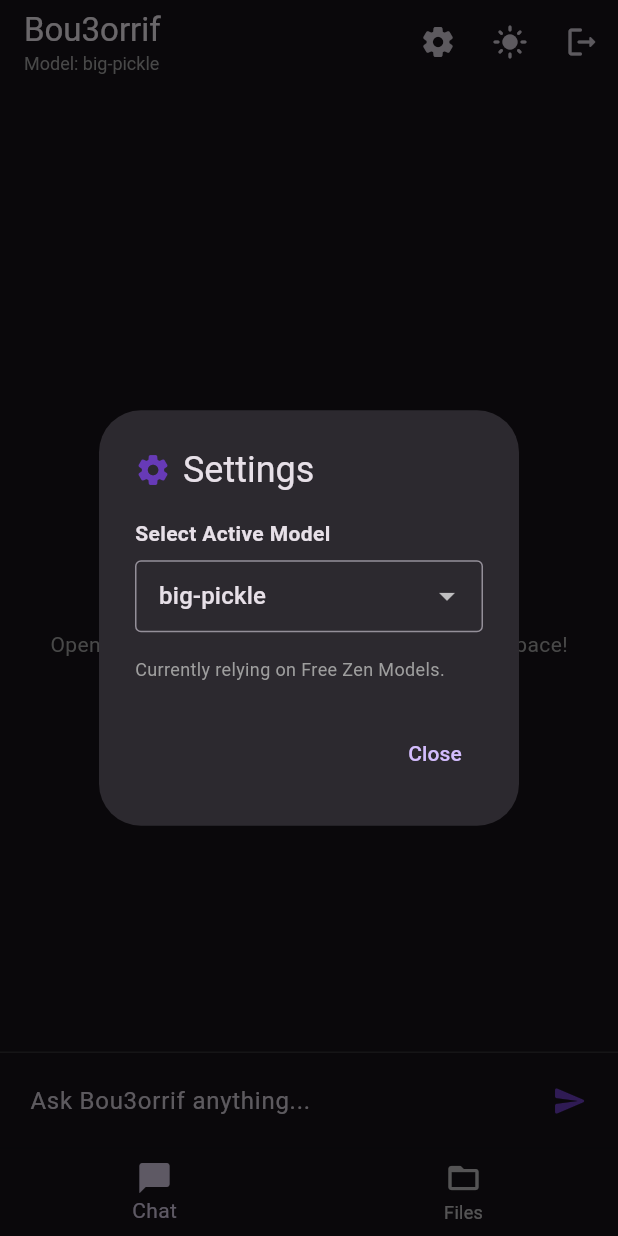
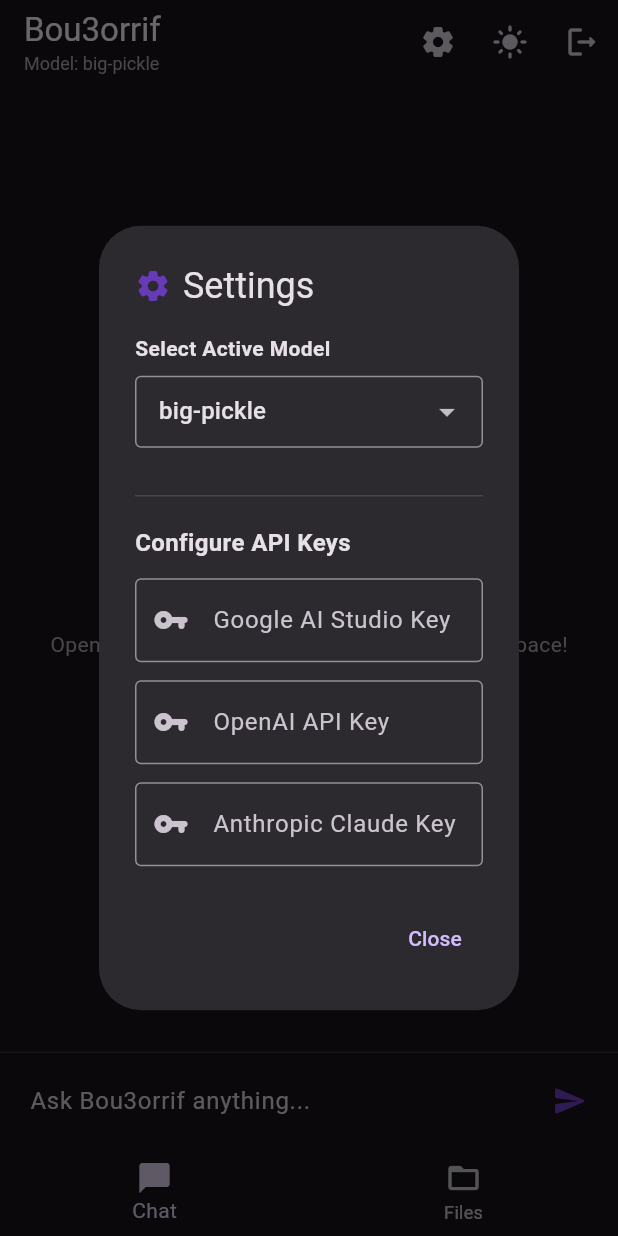
Before and after one commit to AnasGara/opencode-localMob, a Flutter app: the screen it shows after launch, after a tap on "Validate & Start", after a tap on "Skip & Use Free Models", after a tap on the "settings" icon, on a phone screen of 412 x 824 dp. Run offline on Flutter 3.47's test engine with Material 3 defaults, Android fonts, the phone set to English and light mode, and no system bars; our stand-ins replace file_picker, flutter_markdown, google_generative_ai, shared_preferences.

Commit message:
feat: rename app to Bou3orrif, add multimodal support & multi-provider keys
- Rename application and AI assistant to Bou3orrif.
- Transform assistant into a polyvalent, general-purpose agent.
- Add skippable setup with free models via OpenCode Zen API and local offline fallback.
- Support configuring Google AI Studio, OpenAI, and Anthropic Claude keys in Settings.
- Implement dynamic model selection dependent on configured keys.
- Add binary file support (read as bytes) for images, videos, and documents.
- Support sending binary files via DataPart in standard mode and base64 encoding/placeholders in free/custom API modes.
- Update FileViewerScreen to render images and show custom placeholders for videos/documents.
- Document free OpenCode Zen models and multi-language snippets in OPENCODE_ZEN_MODELS.md.
- Include extensive test coverage for all features in test/free_mode_test.dart.

Co-authored-by: AnasGara <65946300+AnasGara@users.noreply.github.com>

```diff
--- a/lib/providers/chat_provider.dart
+++ b/lib/providers/chat_provider.dart
@@ -14,8 +14,20 @@ class ChatProvider with ChangeNotifier {
   bool get isLoading => _isLoading;
   String get streamingText => _streamingText;
 
-  void initialize(String apiKey, {String? modelName}) {
-    _geminiService.initialize(apiKey, modelName: modelName);
+  void initialize(
+    String apiKey, {
+    String? modelName,
+    String? openaiApiKey,
+    String? claudeApiKey,
+    String? geminiApiKey,
+  }) {
+    _geminiService.initialize(
+      apiKey,
+      modelName: modelName,
+      openaiApiKey: openaiApiKey,
+      claudeApiKey: claudeApiKey,
+      geminiApiKey: geminiApiKey,
+    );
   }
 
   Future<void> sendMessage({
--- a/lib/providers/settings_provider.dart
+++ b/lib/providers/settings_provider.dart
@@ -7,8 +7,16 @@ class SettingsProvider with ChangeNotifier {
   bool _isDarkMode = true;
   String? _selectedModel;
 
+  String? _geminiApiKey;
+  String? _openaiApiKey;
+  String? _claudeApiKey;
+
   String? get apiKey => _apiKey;
   bool get isDarkMode => _isDarkMode;
+
+  String? get geminiApiKey => _geminiApiKey;
+  String? get openaiApiKey => _openaiApiKey;
+  String? get claudeApiKey => _claudeApiKey;
 
   String get selectedModel {
     if (_selectedModel != null) return _selectedModel!;
@@ -18,6 +26,9 @@ class SettingsProvider with ChangeNotifier {
   Future<void> loadSettings() async {
     final prefs = await SharedPreferences.getInstance();
     _apiKey = prefs.getString('gemini_api_key');
+    _geminiApiKey = prefs.getString('gemini_api_key');
+    _openaiApiKey = prefs.getString('openai_api_key');
+    _claudeApiKey = prefs.getString('claude_api_key');
     _isDarkMode = prefs.getBool('is_dark_mode') ?? true;
     _selectedModel = prefs.getString('selected_model');
     notifyListeners();
@@ -27,6 +38,7 @@ class SettingsProvider with ChangeNotifier {
     final isValid = await GeminiService.validateKey(key);
     if (isValid) {
       _apiKey = key;
+      _geminiApiKey = key;
       _selectedModel = 'gemini-2.0-flash';
       final prefs = await SharedPreferences.getInstance();
       await prefs.setString('gemini_api_key', key);
@@ -35,6 +47,41 @@ class SettingsProvider with ChangeNotifier {
       return true;
     }
     return false;
+  }
+
+  Future<void> setGeminiApiKey(String? key) async {
+    _geminiApiKey = key;
+    final prefs = await SharedPreferences.getInstance();
+    if (key == null || key.isEmpty) {
+      await prefs.remove('gemini_api_key');
+      _apiKey = null;
+    } else {
+      await prefs.setString('gemini_api_key', key);
+      _apiKey = key;
+    }
+    notifyListeners();
+  }
+
+  Future<void> setOpenaiApiKey(String? key) async {
+    _openaiApiKey = key;
+    final prefs = await SharedPreferences.getInstance();
+    if (key == null || key.isEmpty) {
+      await prefs.remove('openai_api_key');
+    } else {
+      await prefs.setString('openai_api_key', key);
+    }
+    notifyListeners();
+  }
+
+  Future<void> setClaudeApiKey(String? key) async {
+    _claudeApiKey = key;
+    final prefs = await SharedPreferences.getInstance();
+    if (key == null || key.isEmpty) {
+      await prefs.remove('claude_api_key');
+    } else {
+      await prefs.setString('claude_api_key', key);
+    }
+    notifyListeners();
   }
 
   Future<void> setFreeMode() async {
@@ -55,9 +102,14 @@ class SettingsProvider with ChangeNotifier {
 
   Future<void> clearApiKey() async {
     _apiKey = null;
+    _geminiApiKey = null;
+    _openaiApiKey = null;
+    _claudeApiKey = null;
     _selectedModel = null;
     final prefs = await SharedPreferences.getInstance();
     await prefs.remove('gemini_api_key');
+    await prefs.remove('openai_api_key');
+    await prefs.remove('claude_api_key');
     await prefs.remove('selected_model');
     notifyListeners();
   }
--- a/lib/screens/home_screen.dart
+++ b/lib/screens/home_screen.dart
@@ -24,10 +24,13 @@ class _HomeScreenState extends State<HomeScreen> {
   void initState() {
     super.initState();
     final settings = Provider.of<SettingsProvider>(context, listen: false);
-    if (settings.apiKey != null) {
+    if (settings.apiKey != null || settings.openaiApiKey != null || settings.claudeApiKey != null) {
       Provider.of<ChatProvider>(context, listen: false).initialize(
-        settings.apiKey!,
+        settings.apiKey ?? 'free',
         modelName: settings.selectedModel,
+        openaiApiKey: settings.openaiApiKey,
+        claudeApiKey: settings.claudeApiKey,
+        geminiApiKey: settings.geminiApiKey,
       );
     }
   }
@@ -36,12 +39,18 @@ class _HomeScreenState extends State<HomeScreen> {
     showDialog(
       context: context,
       builder: (ctx) {
-        final isFree = settings.apiKey == 'free';
         final currentModel = settings.selectedModel;
 
-        final List<String> availableModels = isFree
-            ? ['big-pickle', 'minimax-m2.5-free', 'mimo-v2-pro-free', 'nemotron-3-super-free']
-            : ['gemini-2.0-flash', 'gemini-1.5-flash', 'gemini-1.5-pro'];
+        final List<String> availableModels = ['big-pickle', 'minimax-m2.5-free', 'mimo-v2-pro-free', 'nemotron-3-super-free'];
+        if (settings.geminiApiKey != null && settings.geminiApiKey!.isNotEmpty) {
+          availableModels.addAll(['gemini-2.0-flash', 'gemini-1.5-flash', 'gemini-1.5-pro']);
+        }
+        if (settings.openaiApiKey != null && settings.openaiApiKey!.isNotEmpty) {
+          availableModels.addAll(['gpt-4o', 'gpt-4o-mini', 'o1-mini', 'o3-mini']);
+        }
+        if (settings.claudeApiKey != null && settings.claudeApiKey!.isNotEmpty) {
+          availableModels.addAll(['claude-3-5-sonnet', 'claude-3-5-haiku']);
+        }
 
         return AlertDialog(
           title: const Row(
@@ -51,7 +60,8 @@ class _HomeScreenState extends State<HomeScreen> {
               Text('Settings'),
             ],
           ),
-          content: Column(
+          content: SingleChildScrollView(
+            child: Column(
               mainAxisSize: MainAxisSize.min,
               crossAxisAlignment: CrossAxisAlignment.start,
               children: [
@@ -73,8 +83,11 @@ class _HomeScreenState extends State<HomeScreen> {
                       await settings.setSelectedModel(newModel);
                       if (context.mounted) {
                         Provider.of<ChatProvider>(context, listen: false).initialize(
-                        settings.apiKey!,
+                          settings.apiKey ?? 'free',
                           modelName: newModel,
+                          openaiApiKey: settings.openaiApiKey,
+                          claudeApiKey: settings.claudeApiKey,
+                          geminiApiKey: settings.geminiApiKey,
                         );
                       }
                     }
@@ -84,18 +97,68 @@ class _HomeScreenState extends State<HomeScreen> {
                     contentPadding: EdgeInsets.symmetric(horizontal: 12, vertical: 8),
                   ),
                 ),
-              const SizedBox(height: 16),
-              Text(
-                isFree
-                  ? 'Currently relying on Free Zen Models.'
-                  : 'Currently relying on standard Google AI Key.',
-                style: const TextStyle(fontSize: 12, color: Colors.grey),
+                const SizedBox(height: 24),
+                const Divider(),
+                const SizedBox(height: 12),
+                const Text(
+                  'Configure API Keys',
+                  style: TextStyle(fontWeight: FontWeight.bold, fontSize: 16),
+                ),
+                const SizedBox(height: 12),
+                TextFormField(
+                  initialValue: settings.geminiApiKey,
+                  obscureText: true,
+                  decoration: const InputDecoration(
+                    labelText: 'Google AI Studio Key',
+                    border: OutlineInputBorder(),
+                    prefixIcon: Icon(Icons.vpn_key_rounded),
+                  ),
+                  onChanged: (val) async {
+                    await settings.setGeminiApiKey(val.trim());
+                  },
+                ),
+                const SizedBox(height: 12),
+                TextFormField(
+                  initialValue: settings.openaiApiKey,
+                  obscureText: true,
+                  decoration: const InputDecoration(
+                    labelText: 'OpenAI API Key',
+                    border: OutlineInputBorder(),
+                    prefixIcon: Icon(Icons.vpn_key_rounded),
+                  ),
+                  onChanged: (val) async {
+                    await settings.setOpenaiApiKey(val.trim());
+                  },
+                ),
+                const SizedBox(height: 12),
+                TextFormField(
+                  initialValue: settings.claudeApiKey,
+                  obscureText: true,
+                  decoration: const InputDecoration(
+                    labelText: 'Anthropic Claude Key',
+                    border: OutlineInputBorder(),
+                    prefixIcon: Icon(Icons.vpn_key_rounded),
+                  ),
+                  onChanged: (val) async {
+                    await settings.setClaudeApiKey(val.trim());
+                  },
                 ),
               ],
             ),
+          ),
           actions: [
             TextButton(
-              onPressed: () => Navigator.pop(ctx),
+              onPressed: () {
+                // Re-initialize ChatProvider with updated key configurations upon closing
+                Provider.of<ChatProvider>(context, listen: false).initialize(
+                  settings.apiKey ?? 'free',
+                  modelName: settings.selectedModel,
+                  openaiApiKey: settings.openaiApiKey,
+                  claudeApiKey: settings.claudeApiKey,
+                  geminiApiKey: settings.geminiApiKey,
+                );
+                Navigator.pop(ctx);
+              },
               child: const Text('Close'),
             ),
           ],
--- a/lib/services/gemini_service.dart
+++ b/lib/services/gemini_service.dart
@@ -7,19 +7,40 @@ class GeminiService {
   bool _isFreeMode = false;
   String _modelName = 'gemini-2.0-flash';
 
+  String? _openaiApiKey;
+  String? _claudeApiKey;
+  String? _geminiApiKey;
+
   bool get isInitialized => _model != null || _isFreeMode;
 
-  void initialize(String apiKey, {String? modelName}) {
+  String _getProviderOf(String model) {
+    if (model.startsWith('gemini-')) return 'google';
+    if (model.startsWith('gpt-') || model.startsWith('o1-') || model.startsWith('o3-')) return 'openai';
+    if (model.startsWith('claude-')) return 'anthropic';
+    return 'free';
+  }
+
+  void initialize(
+    String apiKey, {
+    String? modelName,
+    String? openaiApiKey,
+    String? claudeApiKey,
+    String? geminiApiKey,
+  }) {
     _modelName = modelName ?? (apiKey == 'free' ? 'big-pickle' : 'gemini-2.0-flash');
-    if (apiKey == 'free') {
-      _isFreeMode = true;
-      _model = null;
-      return;
-    }
+    _openaiApiKey = openaiApiKey;
+    _claudeApiKey = claudeApiKey;
+    _geminiApiKey = geminiApiKey;
+
+    final provider = _getProviderOf(_modelName);
+
+    if (provider == 'google') {
+      final keyToUse = (geminiApiKey != null && geminiApiKey.isNotEmpty) ? geminiApiKey : (apiKey != 'free' ? apiKey : null);
+      if (keyToUse != null) {
         _isFreeMode = false;
         _model = GenerativeModel(
           model: _modelName,
-      apiKey: apiKey,
+          apiKey: keyToUse,
           generationConfig: GenerationConfig(
             responseMimeType: 'text/plain',
           ),
@@ -31,6 +52,12 @@ class GeminiService {
             "Always use proper Markdown formatting, and wrap code blocks in appropriate language tags if outputting code."
           ),
         );
+        return;
+      }
+    }
+
+    _isFreeMode = true;
+    _model = null;
   }
 
   static Future<bool> validateKey(String apiKey) async {
@@ -54,19 +81,69 @@ class GeminiService {
   }
 
   Stream<GenerateContentResponse> _getFreeModelResponseStream(List<Content> history) async* {
-    try {
-      final client = HttpClient();
-      // Set a reasonable timeout for the connection
-      client.connectionTimeout = const Duration(seconds: 5);
-      final request = await client.postUrl(Uri.parse('https://opencode.ai/zen/v1/chat/completions'));
-      request.headers.contentType = ContentType.json;
+    final provider = _getProviderOf(_modelName);
 
-      // Construct OpenAI compatible messages from history
+    String url;
+    Map<String, String> headers;
+    Map<String, dynamic> body;
+
     final messages = <Map<String, dynamic>>[];
+
+    if (provider == 'anthropic') {
+      url = 'https://api.anthropic.com/v1/messages';
+      headers = {
+        'content-type': 'application/json',
+        'x-api-key': _claudeApiKey ?? '',
+        'anthropic-version': '2023-06-01',
+      };
+
+      for (var content in history) {
+        if (content.parts.isEmpty) continue;
+        final role = content.role == 'user' ? 'user' : 'assistant';
+        final textParts = content.parts.whereType<TextPart>().toList();
+        final text = textParts.map((t) => t.text).join('\n');
+
+        final dataParts = content.parts.whereType<DataPart>().toList();
+        if (dataParts.isNotEmpty) {
+          final contentList = <Map<String, dynamic>>[];
+          contentList.add({'type': 'text', 'text': text.isEmpty ? "Analyze this file" : text});
+          for (var d in dataParts) {
+            final base64Str = base64Encode(d.bytes);
+            contentList.add({
+              'type': 'image',
+              'source': {
+                'type': 'base64',
+                'media_type': d.mimeType,
+                'data': base64Str,
+              }
+            });
+          }
+          messages.add({'role': role, 'content': contentList});
+        } else {
+          messages.add({'role': role, 'content': text});
+        }
+      }
+
+      body = {
+        'model': _modelName == 'claude-3-5-sonnet'
+            ? 'claude-3-5-sonnet-20241022'
+            : (_modelName == 'claude-3-5-haiku' ? 'claude-3-5-haiku-20241022' : _modelName),
+        'system': "You are Bou3orrif, a polyvalent and intelligent AI assistant running inside a Flutter mobile app.",
+        'messages': messages,
+        'max_tokens': 4096,
+        'stream': true,
+      };
+    } else {
+      final isOpenAI = provider == 'openai';
+      url = isOpenAI ? 'https://api.openai.com/v1/chat/completions' : 'https://opencode.ai/zen/v1/chat/completions';
+      headers = {
+        'content-type': 'application/json',
+        'Authorization': 'Bearer ${isOpenAI ? (_openaiApiKey ?? '') : 'free'}',
+      };
+
       messages.add({
         'role': 'system',
-        'content': "You are Bou3orrif, an expert AI assistant running inside a Flutter mobile app. "
-                   "Your task is to help the user with general questions, writing, debugging, or code optimization."
+        'content': "You are Bou3orrif, a polyvalent and intelligent AI assistant running inside a Flutter mobile app."
       });
 
       for (var content in history) {
@@ -97,17 +174,23 @@ class GeminiService {
         }
       }
 
-      final body = {
+      body = {
         'model': _modelName,
         'messages': messages,
         'stream': true,
       };
+    }
+
+    try {
+      final client = HttpClient();
+      client.connectionTimeout = const Duration(seconds: 8);
+      final request = await client.postUrl(Uri.parse(url));
+      headers.forEach((k, v) => request.headers.set(k, v));
 
       request.write(jsonEncode(body));
       final response = await request.close();
 
       if (response.statusCode == 200) {
-        // Stream the response chunks
         final stream = response.transform(utf8.decoder).transform(const LineSplitter());
         bool yieldedAnything = false;
         await for (final line in stream) {
@@ -116,6 +199,26 @@ class GeminiService {
             if (dataStr == '[DONE]') continue;
             try {
               final data = jsonDecode(dataStr) as Map<String, dynamic>;
+              if (provider == 'anthropic') {
+                if (data['type'] == 'content_block_delta') {
+                  final delta = data['delta'] as Map<String, dynamic>?;
+                  if (delta != null && delta.containsKey('text')) {
+                    final textChunk = delta['text'] as String;
+                    if (textChunk.isNotEmpty) {
+                      yieldedAnything = true;
+                      yield GenerateContentResponse([
+                        Candidate(
+                          Content.text(textChunk),
+                          null,
+                          null,
+                          null,
+                          null,
+                        )
+                      ], null);
+                    }
+                  }
+                }
+              } else {
                 final choices = data['choices'] as List<dynamic>?;
                 if (choices != null && choices.isNotEmpty) {
                   final delta = choices.first['delta'] as Map<String, dynamic>?;
@@ -135,9 +238,8 @@ class GeminiService {
                     }
                   }
                 }
-            } catch (_) {
-              // Ignore partial JSON parse errors on invalid chunks
               }
+            } catch (_) {}
           }
         }
         client.close();
```
Also changed, not shown: 1 other file. Lines whose indentation alone changed are shown as unchanged.
